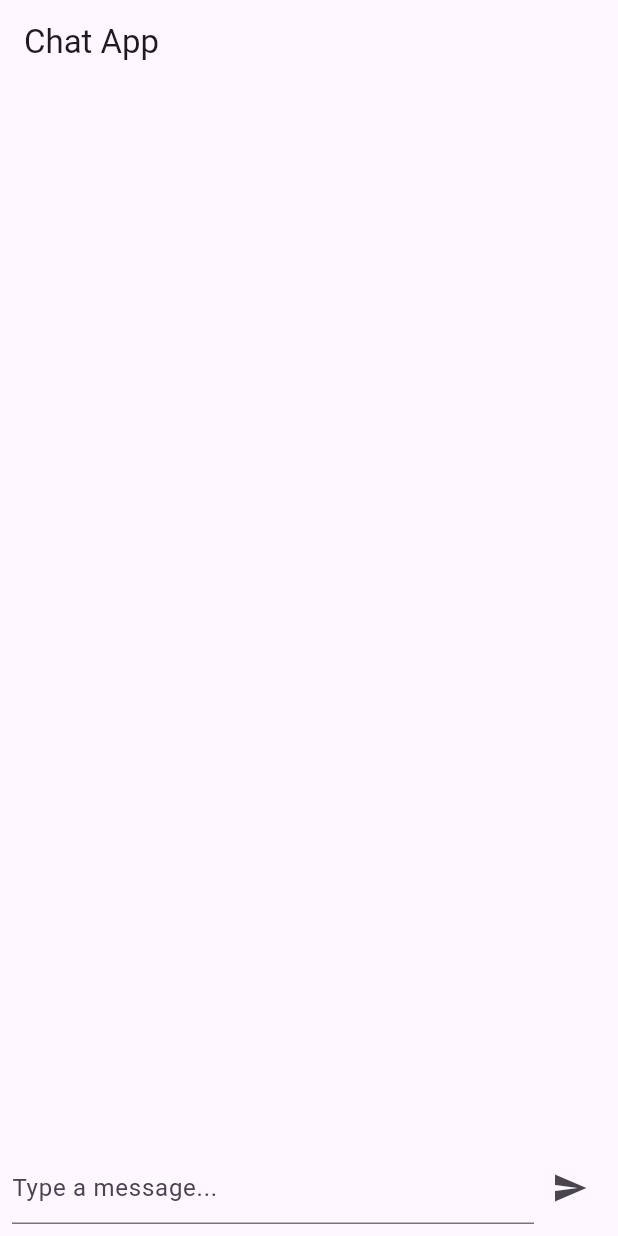
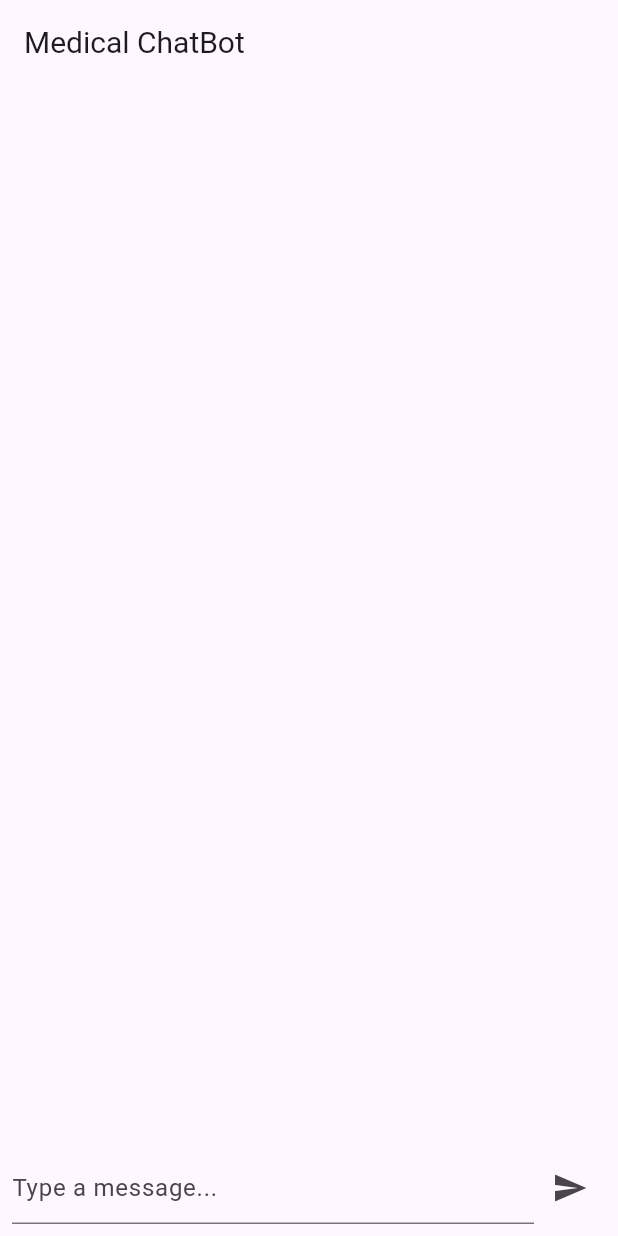
Before and after one commit to Meron-Bante/Neuroscience_chatbot, a Flutter app: the screen it shows after launch, on a phone screen of 412 x 824 dp. Run offline on Flutter 3.47's test engine with Material 3 defaults, Android fonts, the phone set to English and light mode, and no system bars; missing offline and left inert: dialog_flowtter.

Commit message:
changed appbar title

```diff
--- a/lib/main.dart
+++ b/lib/main.dart
@@ -50,7 +50,10 @@ class _MyChatHomeState extends State<MyChatHome> {
   Widget build(BuildContext context) {
     return Scaffold(
       appBar: AppBar(
-        title: Text('Chat App'),
+        title: Text('Medical ChatBot',
+            style: TextStyle(
+              fontSize: 20.0,
+            )),
       ),
       body: Column(
         children: [
@@ -68,7 +71,7 @@ class _MyChatHomeState extends State<MyChatHome> {
                           child: Container(
                             padding: EdgeInsets.all(8.0),
                             decoration: BoxDecoration(
-                    color: Colors.blue,
+                              color: Color.fromARGB(255, 76, 141, 154),
                               borderRadius: BorderRadius.circular(8.0),
                             ),
                             child: Text(
@@ -84,7 +87,7 @@ class _MyChatHomeState extends State<MyChatHome> {
                           child: Container(
                             padding: EdgeInsets.all(8.0),
                             decoration: BoxDecoration(
-                    color: Colors.green,
+                              color: Color.fromARGB(255, 65, 127, 67),
                               borderRadius: BorderRadius.circular(8.0),
                             ),
                             child: Text(
```
Lines whose indentation alone changed are shown as unchanged.
